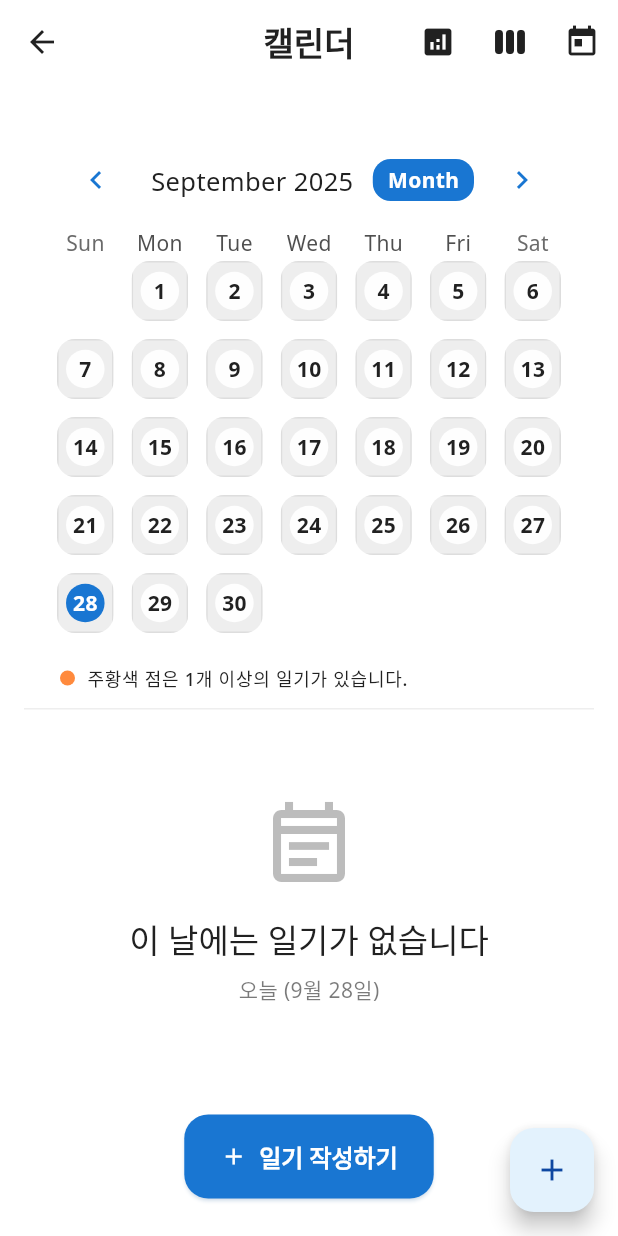
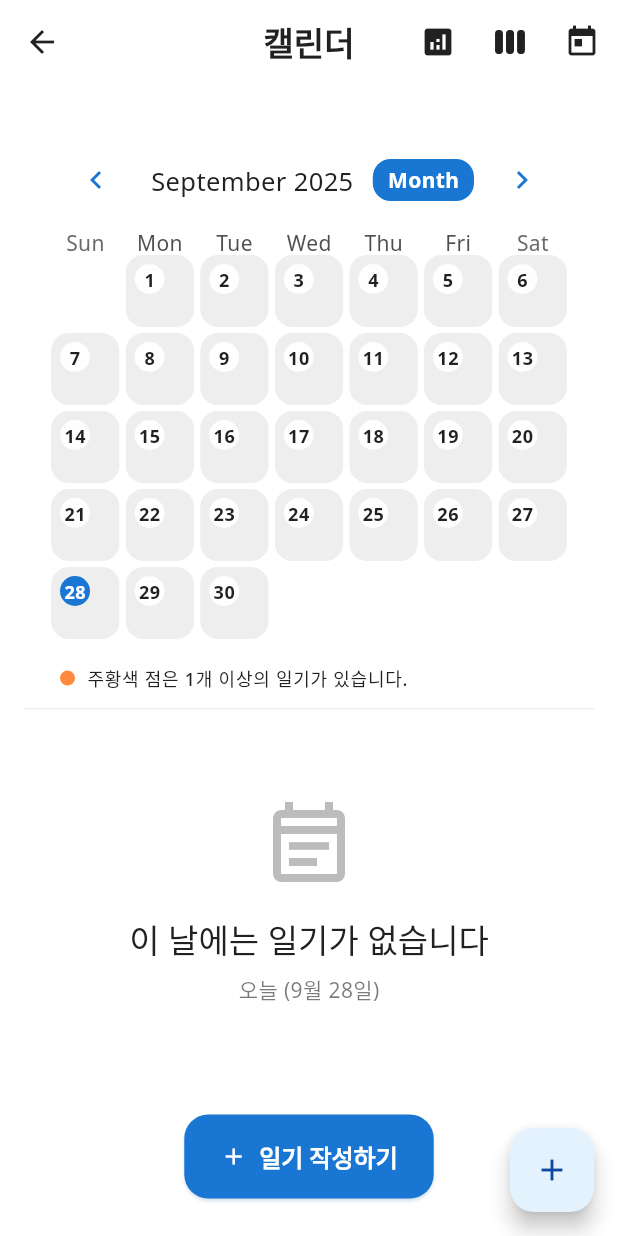
Before and after one commit to guyster323/everydiary, a Flutter app: the screen it shows once a user with an empty profile is signed in, after a tap on "새 일기 쓰기", after a tap on the "calendar today" icon, on a phone screen of 412 x 824 dp. Run offline on Flutter 3.47's test engine with Material 3 defaults, Android fonts, the phone set to English and light mode, and no system bars; drawn by our look-alikes of table_calendar; our stand-ins replace cached_network_image, camera, connectivity_plus, dio, file_picker, firebase_auth and 19 more; missing offline and left inert: bcrypt, dart_jsonwebtoken, flutter_quill, google_mlkit_text_recognition; accounts and stored records are empty; generated files the repository leaves out were written again; Roboto replaces fonts that are missing (NotoSansKR).

Commit message:
feat/calendar_home_refresh

```diff
--- a/lib/core/routing/app_router.dart
+++ b/lib/core/routing/app_router.dart
@@ -14,6 +14,7 @@ import '../../features/diary/screens/diary_detail_screen.dart';
 import '../../features/diary/screens/diary_list_screen.dart';
 import '../../features/diary/screens/diary_write_screen.dart';
 import '../../features/diary/screens/statistics_screen.dart';
+import '../../features/diary/services/diary_list_service.dart';
 import '../../features/recommendations/screens/memory_notification_settings_screen.dart';
 import '../../features/recommendations/screens/memory_screen.dart';
 import '../config/config.dart';
@@ -23,29 +24,72 @@ import '../../shared/models/diary_entry.dart';
 import '../../shared/services/database_service.dart';
 import '../../shared/services/repositories/diary_repository.dart';
 
-final latestDiaryImageProvider = FutureProvider<String?>((ref) async {
-  if (kIsWeb) {
-    return null;
-  }
-
+Future<String?> _loadLatestDiaryImagePath() async {
   final repository = DiaryRepository(DatabaseService());
   final diaries = await repository.getDiaryEntriesWithFilter(
-    const DiaryEntryFilter(limit: 5),
+    const DiaryEntryFilter(limit: 10),
   );
 
   for (final diary in diaries) {
     for (final attachment in diary.attachments) {
-      final path = attachment.thumbnailPath?.isNotEmpty == true
+      final candidate = attachment.thumbnailPath?.isNotEmpty == true
           ? attachment.thumbnailPath!
           : attachment.filePath;
 
-      if (path.isNotEmpty && File(path).existsSync()) {
-        return path;
+      if (candidate.isEmpty) {
+        continue;
+      }
+
+      if (await File(candidate).exists()) {
+        return candidate;
       }
     }
   }
 
   return null;
+}
+
+final latestDiaryImageProvider = StreamProvider.autoDispose<String?>((ref) async* {
+  if (kIsWeb) {
+    yield null;
+    return;
+  }
+
+  final controller = StreamController<String?>();
+
+  Future<void> emitLatest() async {
+    final latestPath = await _loadLatestDiaryImagePath();
+    if (!controller.isClosed) {
+      controller.add(latestPath);
+    }
+  }
+
+  await emitLatest();
+
+  final refreshNotifier = DiaryListRefreshNotifier();
+  final refreshSubscription = refreshNotifier.refreshStream.listen((_) {
+    unawaited(emitLatest());
+  });
+
+  final authSubscription = ref.listen<AuthState>(authStateProvider, (_, __) {
+    unawaited(emitLatest());
+  });
+
+  final googleSubscription = ref.listen<GoogleAuthState>(
+    googleAuthProvider,
+    (_, __) => unawaited(emitLatest()),
+  );
+
+  ref.onDispose(() {
+    refreshSubscription.cancel();
+    authSubscription.close();
+    googleSubscription.close();
+    if (!controller.isClosed) {
+      controller.close();
+    }
+  });
+
+  yield* controller.stream;
 });
 
 class AppRouter {
--- a/lib/core/services/admin_setup_service.dart
+++ /dev/null
@@ -1,64 +0,0 @@
-import 'package:flutter/foundation.dart';
-
-import '../../shared/services/database_service.dart';
-import '../../shared/services/password_service.dart';
-
-/// 관리자 계정 설정 서비스
-class AdminSetupService {
-  static const String _adminEmail = 'dev@dev.ac.kr';
-  static const String _adminPassword = 'KkKk!#@\$1';
-  static const String _adminName = '관리자';
-
-  /// 기본 관리자 계정 생성
-  static Future<void> createDefaultAdmin() async {
-    try {
-      final databaseService = DatabaseService();
-      final db = await databaseService.database;
-
-      // 기존 관리자 계정 확인
-      final existingAdmin = await db.query(
-        'users',
-        where: 'email = ? AND is_deleted = 0',
-        whereArgs: [_adminEmail],
-      );
-
-      if (existingAdmin.isNotEmpty) {
-        debugPrint('✅ 기본 관리자 계정이 이미 존재합니다.');
-        return;
-      }
-
-      // 비밀번호 해시화
-      final hashedPassword = PasswordService.hashPassword(_adminPassword);
-
-      // 관리자 계정 생성
-      final now = DateTime.now().toIso8601String();
-      final adminId = await db.insert('users', {
-        'email': _adminEmail,
-        'username': _adminName,
-        'password_hash': hashedPassword,
-        'profile_image_url': null,
-        'is_premium': 1,
-        'premium_expires_at': null,
-        'created_at': now,
-        'updated_at': now,
-        'is_deleted': 0,
-      });
-
-      debugPrint('✅ 기본 관리자 계정이 생성되었습니다.');
-      debugPrint('📧 이메일: $_adminEmail');
-      debugPrint('🔑 비밀번호: $_adminPassword');
-      debugPrint('👤 사용자 ID: $adminId');
-    } catch (e) {
-      debugPrint('❌ 관리자 계정 생성 실패: $e');
-    }
-  }
-
-  /// 앱 시작 시 관리자 계정 확인 및 생성
-  static Future<void> ensureAdminAccount() async {
-    try {
-      await createDefaultAdmin();
-    } catch (e) {
-      debugPrint('❌ 관리자 계정 설정 실패: $e');
-    }
-  }
-}
--- a/lib/features/diary/screens/calendar_view_screen.dart
+++ b/lib/features/diary/screens/calendar_view_screen.dart
@@ -275,7 +275,8 @@ class _CalendarViewScreenState extends ConsumerState<CalendarViewScreen>
                     eventLoader: _calendarService.getEventsForDay,
                     startingDayOfWeek: StartingDayOfWeek.sunday,
                     calendarStyle: const CalendarStyle(
-                      cellMargin: EdgeInsets.zero,
+                      cellMargin:
+                          EdgeInsets.symmetric(horizontal: 2, vertical: 4),
                       cellPadding: EdgeInsets.zero,
                       outsideDaysVisible: false,
                       selectedDecoration: BoxDecoration(),
@@ -396,43 +397,31 @@ class _CalendarViewScreenState extends ConsumerState<CalendarViewScreen>
     final hasEvents = events.isNotEmpty;
 
     return Padding(
-      padding: const EdgeInsets.all(6),
+      padding: const EdgeInsets.all(2),
       child: ClipRRect(
         borderRadius: BorderRadius.circular(12),
         child: Stack(
+          fit: StackFit.expand,
           children: [
-            Container(
-              decoration: BoxDecoration(
-                color: theme.colorScheme.surfaceContainerHighest,
-                border: Border.all(
-                  color: theme.colorScheme.outline.withValues(alpha: 0.35),
-                ),
-                image: imagePath != null
-                    ? DecorationImage(
-                        image: FileImage(File(imagePath)),
-                        fit: BoxFit.cover,
-                      )
-                    : null,
-              ),
-            ),
-              if (imagePath != null)
-              Positioned.fill(
-                child: Container(
-                  color: Colors.black.withValues(alpha: 0.35),
-                ),
-              ),
+            if (imagePath != null)
+              Image.file(
+                File(imagePath),
+                fit: BoxFit.cover,
+                errorBuilder: (context, _, __) =>
+                    Container(color: theme.colorScheme.surfaceContainerHighest),
+              )
+            else
+              Container(color: theme.colorScheme.surfaceContainerHighest),
+            if (imagePath != null)
+              Container(color: Colors.black.withValues(alpha: 0.3)),
             if (isOutside)
-              Positioned.fill(
-                child: Container(
-                  color: theme.colorScheme.surface.withValues(alpha: 0.6),
-                ),
-              ),
-            Align(
-              alignment: Alignment.topLeft,
+              Container(color: theme.colorScheme.surface.withValues(alpha: 0.6)),
+            Positioned(
+              top: 6,
+              left: 6,
               child: Container(
-                margin: const EdgeInsets.all(6),
-                width: 28,
-                height: 28,
+                width: 20,
+                height: 20,
                 decoration: BoxDecoration(
                   shape: BoxShape.circle,
                   color: isSelected
@@ -448,7 +437,7 @@ class _CalendarViewScreenState extends ConsumerState<CalendarViewScreen>
                 alignment: Alignment.center,
                 child: Text(
                   '${day.day}',
-                  style: theme.textTheme.bodyMedium?.copyWith(
+                  style: theme.textTheme.bodySmall?.copyWith(
                     fontWeight: FontWeight.w700,
                     color: isSelected
                         ? theme.colorScheme.onPrimary
@@ -462,8 +451,8 @@ class _CalendarViewScreenState extends ConsumerState<CalendarViewScreen>
                 right: 6,
                 bottom: 6,
                 child: Container(
-                  width: 8,
-                  height: 8,
+                  width: 6,
+                  height: 6,
                   decoration: const BoxDecoration(
                     color: _eventDotColor,
                     shape: BoxShape.circle,
--- a/lib/main.dart
+++ b/lib/main.dart
@@ -9,7 +9,6 @@ import 'package:supabase_flutter/supabase_flutter.dart';
 import 'core/config/config.dart';
 import 'core/config/config_service.dart';
 import 'core/routing/app_router.dart';
-import 'core/services/admin_setup_service.dart';
 import 'core/services/android_native_service_manager.dart';
 import 'core/theme/theme_manager.dart' as theme_manager;
 import 'core/utils/hot_reload_helper.dart';
@@ -75,14 +74,6 @@ void main() async {
       Logger.info('🌐 웹 환경에서는 Android Native Service Manager를 건너뜁니다');
     }
 
-    // 기본 관리자 계정 생성
-    try {
-      await AdminSetupService.ensureAdminAccount();
-      Logger.info('✅ 관리자 계정 설정 완료');
-    } catch (e) {
-      Logger.warning('❌ 관리자 계정 설정 실패: $e');
-    }
-
     runApp(const ProviderScope(child: EveryDiaryApp()));
   } catch (e) {
     Logger.error('Failed to initialize app: $e');
```
